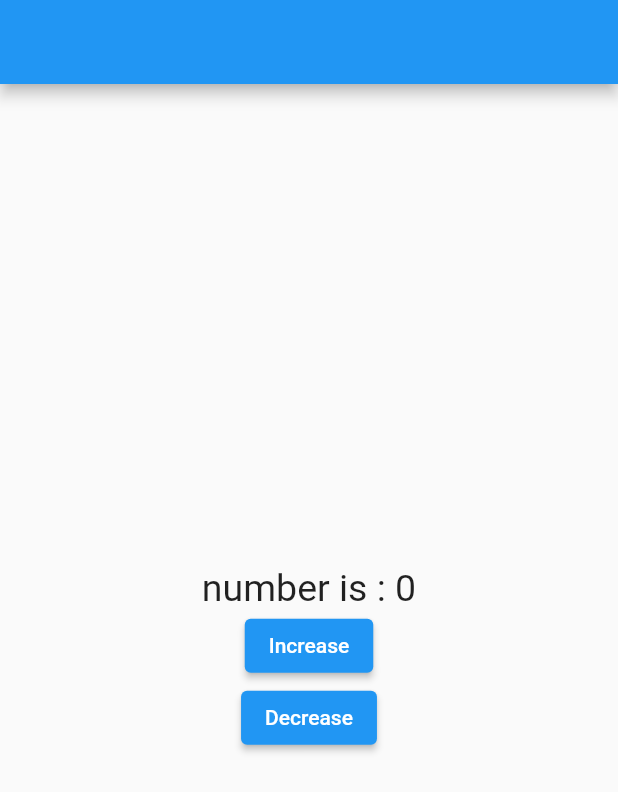
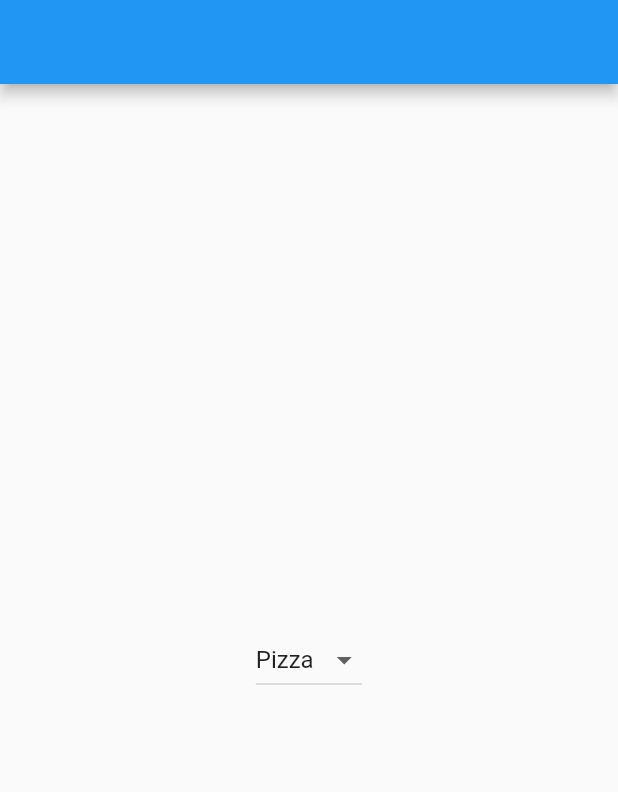
Before and after one commit to messabih-khalil/flutter, a Flutter app: the screen it shows after launch, on a phone screen of 412 x 824 dp. Shown: the top 792 px of the screen. Run offline on Flutter 3.47's test engine with Material 2 defaults, Android fonts, the phone set to English and light mode, and no system bars.

Commit message:
DropdownButton

```diff
--- a/lib/test.dart
+++ b/lib/test.dart
@@ -1,5 +1,4 @@
 import 'package:flutter/material.dart';
-
 
 class TestStatefull extends StatefulWidget {
   @override
@@ -10,41 +9,22 @@ class TestStatefull extends StatefulWidget {
 
 class TestState extends State<TestStatefull> {
   var counter = 0;
+  String? food = "Pizza";
   @override
   Widget build(BuildContext context) {
     return Scaffold(
         appBar: AppBar(),
-        body: Container(
-          width: double.infinity,
-          child: Column(
-            mainAxisAlignment: MainAxisAlignment.center,
-            crossAxisAlignment: CrossAxisAlignment.center,
-            children: [
-              Text(
-                "number is : ${this.counter}",
-                style: TextStyle(fontSize: 25),
-              ),
-              ElevatedButton(
-                  onPressed: () {
-                    setState(() {
-                      counter += 1;
-                    });
-                    print(counter);
-                  },
-                  child: Text("Increase")),
-              ElevatedButton(
-                  onPressed: () {
-                    setState(() {
-                      if (counter == 0) {
-                        counter = 0;
-                      } else {
-                        counter -= 1;
-                      }
-                    });
-                    print(counter);
-                  },
-                  child: Text("Decrease"))
-            ],
+        body: Center(
+          child: DropdownButton(
+            items: ["Pizza", "Burger"]
+                .map((e) => DropdownMenuItem(child: Text("$e"), value: e))
+                .toList(),
+            onChanged: (val) {
+              setState(() {
+                food = val;
+              });
+            },
+            value: food,
           ),
         ));
   }
```
